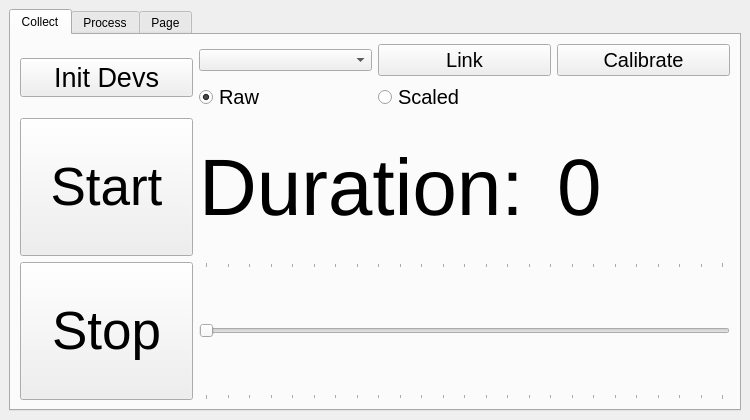
Before: the Qt Designer form gui.ui in nogleo/datanog, drawn with Qt 5.
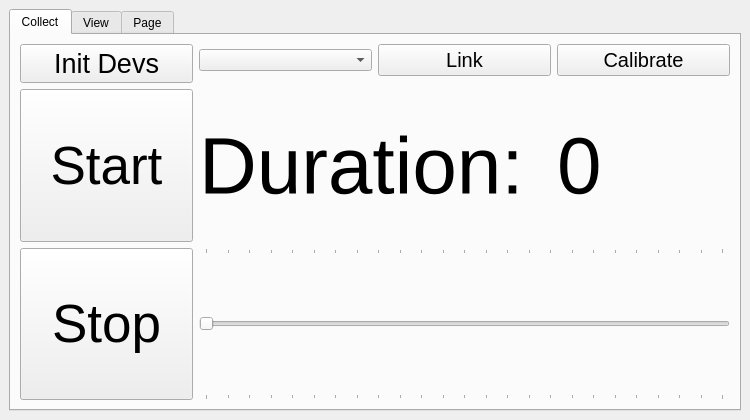
After: the same form once the commit is applied.

The edit to the form file:
```diff
--- a/gui.ui
+++ b/gui.ui
@@ -235,38 +235,11 @@
           </property>
          </widget>
         </item>
-        <item row="1" column="3">
-         <widget class="QRadioButton" name="radioButton">
-          <property name="font">
-           <font>
-            <pointsize>15</pointsize>
-           </font>
-          </property>
-          <property name="text">
-           <string>Scaled</string>
-          </property>
-         </widget>
-        </item>
-        <item row="1" column="2">
-         <widget class="QRadioButton" name="radioButton_2">
-          <property name="font">
-           <font>
-            <pointsize>15</pointsize>
-           </font>
-          </property>
-          <property name="text">
-           <string>Raw</string>
-          </property>
-          <property name="checked">
-           <bool>true</bool>
-          </property>
-         </widget>
-        </item>
        </layout>
       </widget>
       <widget class="QWidget" name="tab_2">
        <attribute name="title">
-        <string>Process</string>
+        <string>View</string>
        </attribute>
        <layout class="QGridLayout" name="gridLayout_2">
         <item row="0" column="0">
```
